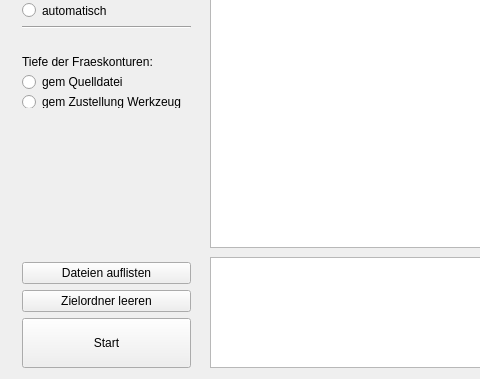
Before: the Qt Designer form mainwindow.ui in TischlerWilly/postprozessor, drawn with Qt 5; both pictures show x 0 to 480 and y 332 to 711 of the 896 by 711 pixel window.
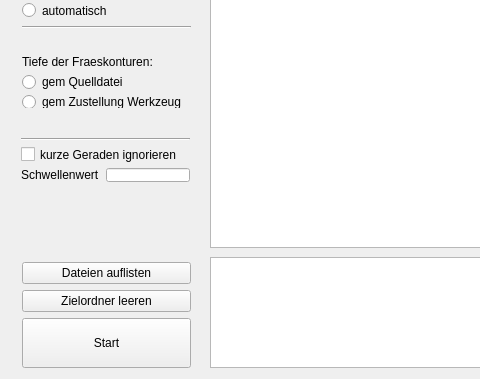
After: the same form once the commit is applied.

Commit message: GUI erweitert um Geraden-Import-Option

```diff
--- a/mainwindow.ui
+++ b/mainwindow.ui
@@ -138,7 +138,7 @@
      <bool>true</bool>
     </property>
    </widget>
-   <widget class="QWidget" name="">
+   <widget class="QWidget" name="layoutWidget">
     <property name="geometry">
      <rect>
       <x>11</x>
@@ -189,7 +189,7 @@
      </item>
     </layout>
    </widget>
-   <widget class="QWidget" name="">
+   <widget class="QWidget" name="layoutWidget">
     <property name="geometry">
      <rect>
       <x>11</x>
@@ -284,7 +284,7 @@
      </item>
     </layout>
    </widget>
-   <widget class="QWidget" name="">
+   <widget class="QWidget" name="layoutWidget">
     <property name="geometry">
      <rect>
       <x>11</x>
@@ -323,6 +323,42 @@
      </item>
     </layout>
    </widget>
+   <widget class="QWidget" name="">
+    <property name="geometry">
+     <rect>
+      <x>10</x>
+      <y>440</y>
+      <width>191</width>
+      <height>66</height>
+     </rect>
+    </property>
+    <layout class="QGridLayout" name="gridLayout_2">
+     <item row="2" column="0" colspan="2">
+      <widget class="QCheckBox" name="checkBox_geraden">
+       <property name="text">
+        <string>kurze Geraden ignorieren</string>
+       </property>
+      </widget>
+     </item>
+     <item row="3" column="1">
+      <widget class="QLineEdit" name="lineEdit_geraden_schwellenwert"/>
+     </item>
+     <item row="3" column="0">
+      <widget class="QLabel" name="label">
+       <property name="text">
+        <string>Schwellenwert</string>
+       </property>
+      </widget>
+     </item>
+     <item row="1" column="0" colspan="2">
+      <widget class="Line" name="line_4">
+       <property name="orientation">
+        <enum>Qt::Horizontal</enum>
+       </property>
+      </widget>
+     </item>
+    </layout>
+   </widget>
   </widget>
   <widget class="QMenuBar" name="menuBar">
    <property name="geometry">
```
The commit also changes 4 other files.
